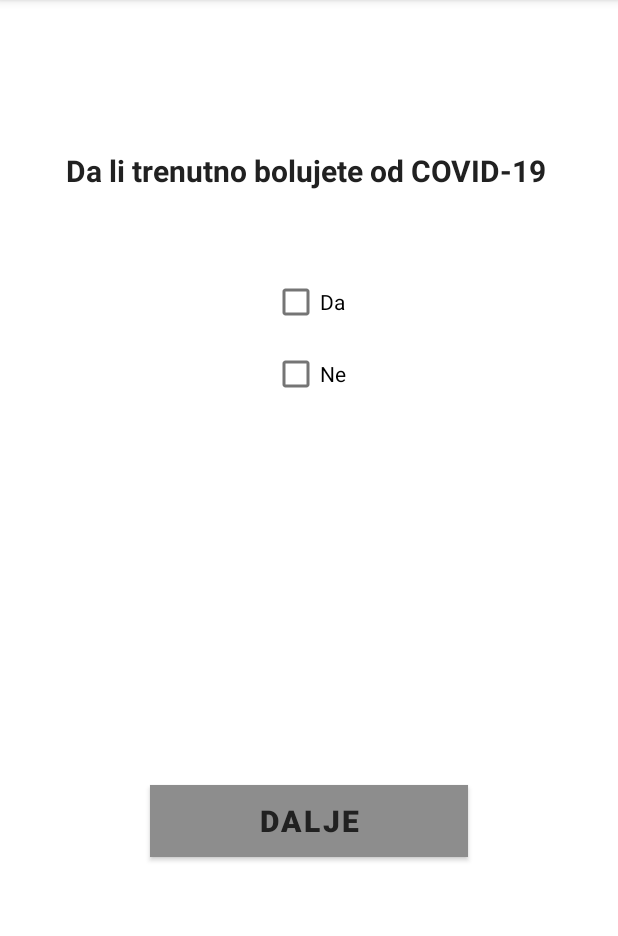
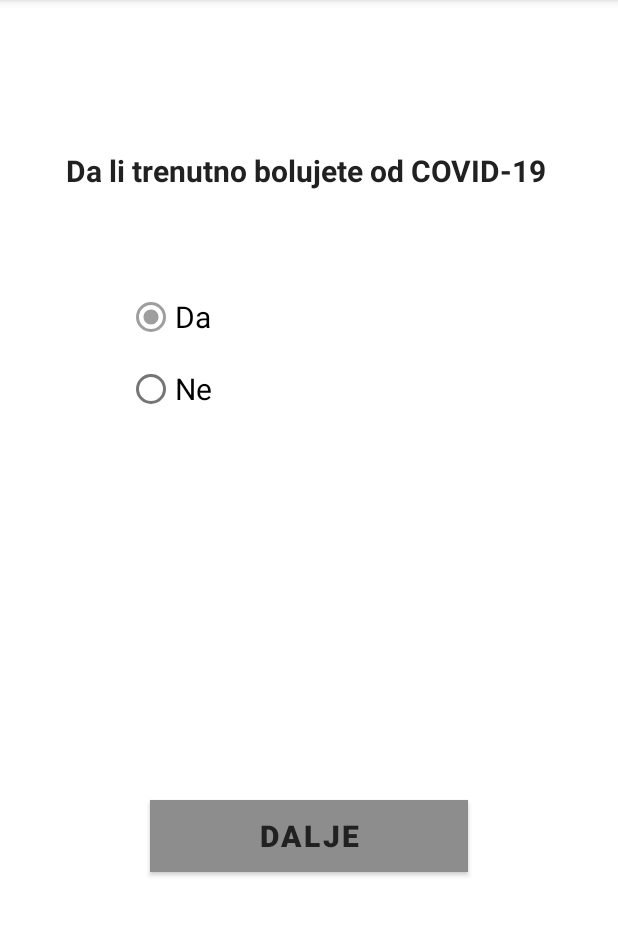
Before and after one commit to AzraHa/Vaccination4YOU, an Android app: the VaccineFragment screen opened through its navigation route, on a phone screen of 412 x 824 dp, the part 84-1020 px from its top. Run offline under Robolectric (Android 15) with nearby library versions, the phone set to English and light mode, and no system bars; our stand-ins replace data binding, navigation-ui.

Commit message:
navigacija vaccineFragmenta u zavisnosti od odgovora

```diff
--- a/app/src/main/java/com/example/projekat/VaccineFragment.kt
+++ b/app/src/main/java/com/example/projekat/VaccineFragment.kt
@@ -5,19 +5,46 @@ import androidx.fragment.app.Fragment
 import android.view.LayoutInflater
 import android.view.View
 import android.view.ViewGroup
+import androidx.databinding.DataBindingUtil
+import androidx.navigation.findNavController
+import com.example.projekat.databinding.FragmentVaccineBinding
 
 
 class VaccineFragment : Fragment() {
 
     /*U zavisnosti od odgovora sa ovog fragmenta imamo dvije mogucnosti:
     * data fragment ili end fragment */
-    override fun onCreateView(
-        inflater: LayoutInflater, container: ViewGroup?,
-        savedInstanceState: Bundle?
-    ): View? {
-        // Inflate the layout for this fragment
-        return inflater.inflate(R.layout.fragment_vaccine, container, false)
+
+    override fun onCreateView(inflater: LayoutInflater, container: ViewGroup?, savedInstanceState: Bundle?): View? {
+
+        val binding = DataBindingUtil.inflate<FragmentVaccineBinding>(
+            inflater, R.layout.fragment_vaccine, container, false)
+
+        binding.covidNextBId.setOnClickListener{view : View ->
+            val checkedId = binding.covidQRadioId.checkedRadioButtonId;
+
+            if (-1 != checkedId) {
+
+                var odgovor = 0
+
+                when (checkedId) {
+
+                    R.id.covid_da_id-> odgovor = 1
+                    R.id.covid_ne_id -> odgovor = 2
+
+                }
+
+                if(odgovor == 1 ){
+
+                    view.findNavController().navigate(R.id.action_vaccineFragment_to_endFragment)
+
+                }else {
+
+                    view.findNavController().navigate(R.id.action_vaccineFragment_to_dataFragment)
+
+                }
+            }
+        }
+        return binding.root
     }
-
-
 }
--- a/app/src/main/res/layout/fragment_vaccine.xml
+++ b/app/src/main/res/layout/fragment_vaccine.xml
@@ -31,21 +31,35 @@ tools:context="com.example.projekat.VaccineFragment">
 
             android:orientation="vertical">
 
-            <CheckBox
-                android:id="@+id/covid_da_id"
-                style="@android:style/Widget.CompoundButton.CheckBox"
-                android:layout_width="wrap_content"
+            <RadioGroup
+                android:id="@+id/covid_q_radio_id"
+                android:layout_width="242dp"
                 android:layout_height="wrap_content"
-                android:gravity="center"
-                android:text="@string/da" />
+                android:layout_marginTop="10dp"
+                android:animateLayoutChanges="false"
+                android:orientation="vertical"
+                app:layout_constraintEnd_toEndOf="parent"
+                app:layout_constraintStart_toStartOf="parent"
+                app:layout_constraintTop_toBottomOf="@+id/questionText"
+                tools:ignore="Suspicious0dp">
 
-            <CheckBox
-                android:id="@+id/covid_ne_id"
-                android:layout_width="wrap_content"
-                android:layout_height="wrap_content"
-                android:gravity="center"
+                <RadioButton
+                    android:id="@+id/covid_da_id"
+                    android:layout_width="match_parent"
+                    android:layout_height="wrap_content"
+                    android:checked="true"
+                    android:text="@string/da"
+                    android:textSize="20sp"
+                    tools:text="Da" />
 
-                android:text="@string/ne" />
+                <RadioButton
+                    android:id="@+id/covid_ne_id"
+                    android:layout_width="match_parent"
+                    android:layout_height="wrap_content"
+                    android:text="@string/ne"
+                    android:textSize="20sp"
+                    tools:text="Ne" />
+            </RadioGroup>
 
         </LinearLayout>
 
```
